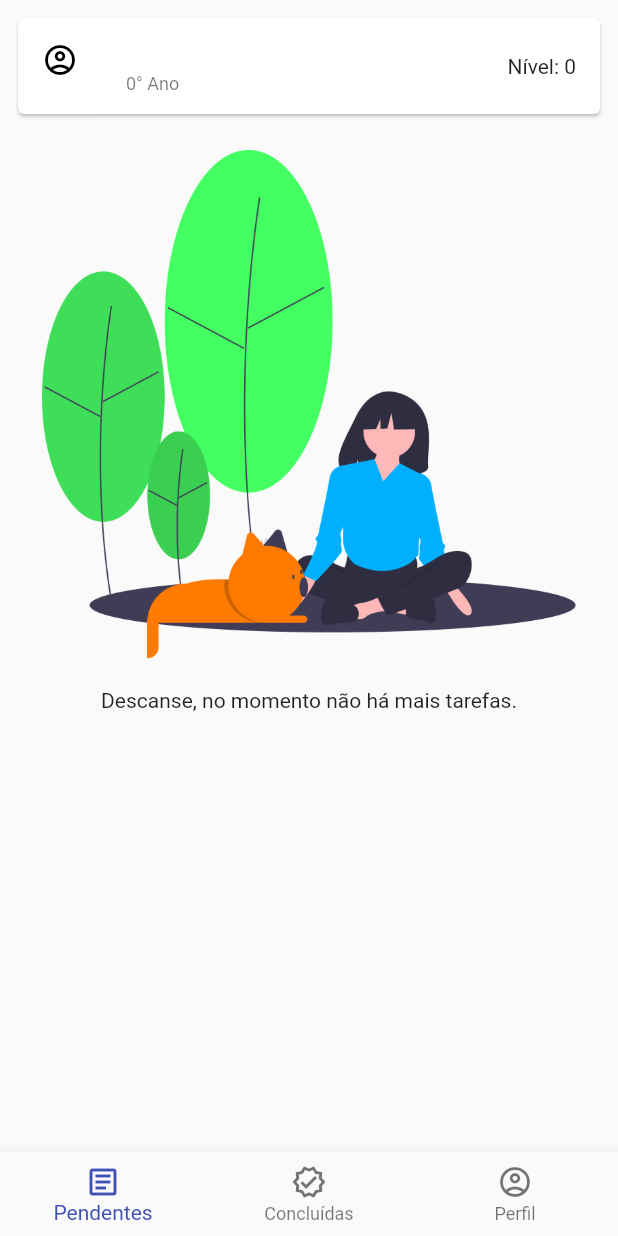
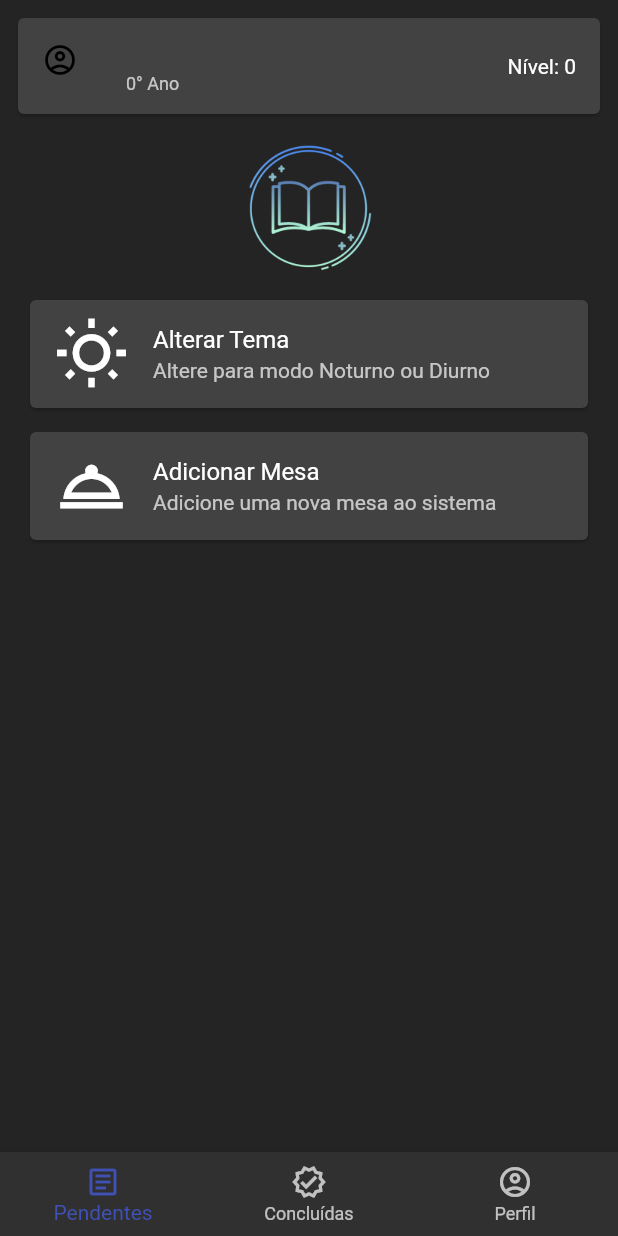
Before and after one commit to Guilherme-Ciano/Projeto-StudyXP-Mobile, a Flutter app: the MyHomePageAluno screen opened directly with empty values, on a phone screen of 412 x 824 dp. Run offline on Flutter 3.47's test engine with Material 2 defaults, Android fonts, the phone set to English and light mode, and no system bars; our stand-ins replace expansion_tile_card, shared_preferences; missing offline and left inert: dart:html; accounts and stored records are empty.

Commit message:
add: Temas de Cores

```diff
--- a/lib/design/design.dart
+++ b/lib/design/design.dart
@@ -1,6 +1,36 @@
 import 'package:flutter/material.dart';
 
 class ControleDeCor {
+  static final lightTheme = ThemeData(
+    backgroundColor: Color(0xFFEDF0F2),
+    scaffoldBackgroundColor: Color(0xFEFEFEFE),
+    primaryColor: Color(0xFF3f51b5),
+    colorScheme: ColorScheme.light(),
+  );
+
+  static final darkTheme = ThemeData(
+    backgroundColor: Color(0xFF171717),
+    scaffoldBackgroundColor: Color(0xFF242424),
+    primaryColor: Color(0xFF3f51b5),
+    accentColor: Color(0xFF5070B1),
+    colorScheme: ColorScheme.dark(),
+    outlinedButtonTheme: OutlinedButtonThemeData(
+      style: TextButton.styleFrom(
+        primary: Color(0xFF3f51b5),
+        shape: RoundedRectangleBorder(
+          borderRadius: BorderRadius.all(
+            Radius.circular(8.0),
+          ),
+        ),
+        alignment: Alignment.center,
+        side: BorderSide(
+          color: Color(0xFF3f51b5),
+          width: 2,
+        ),
+      ),
+    ),
+  );
+
   // Cores
   static const Color Branco = Color(0xFFFFFFFF);
   static const Color Preto = Color(0xFF000000);
@@ -17,3 +47,18 @@ class ControleDeCor {
   static const Color TextoClaro = Color(0xFF4A6572);
   static const Color TextoDesativado = Color(0xFF767676);
 }
+
+class ThemeProvider extends ChangeNotifier {
+  ThemeMode themeMode = ThemeMode.dark;
+  bool get isDarkMode => themeMode == ThemeMode.dark;
+
+  void toggleTheme(bool isOn) {
+    if (isOn == true) {
+      isOn = false;
+    } else {
+      isOn = true;
+    }
+    themeMode = isOn ? ThemeMode.dark : ThemeMode.light;
+    notifyListeners();
+  }
+}
--- /dev/null
+++ b/lib/view/config/telaConfig.dart
@@ -0,0 +1,71 @@
+import 'package:flutter/material.dart';
+import 'package:provider/provider.dart';
+import 'package:studyxp_mobile/design/design.dart';
+
+class TelaPrincipalConfig extends StatefulWidget {
+  const TelaPrincipalConfig({Key? key}) : super(key: key);
+
+  @override
+  _TelaPrincipalConfigState createState() => _TelaPrincipalConfigState();
+}
+
+class _TelaPrincipalConfigState extends State<TelaPrincipalConfig> {
+  @override
+  Widget build(BuildContext context) {
+    return Container(
+      width: MediaQuery.of(context).size.width,
+      height: MediaQuery.of(context).size.height - 56,
+      child: Padding(
+        padding: const EdgeInsets.all(8.0),
+        child: Container(
+          child: Column(
+            children: [
+              ClipOval(
+                child: Image.asset(
+                  'lib/design/images/Logo_StudyXP.png',
+                  width: 100,
+                  height: 100,
+                  fit: BoxFit.fitWidth,
+                ),
+              ),
+              const SizedBox(
+                height: 8,
+              ),
+              Card(
+                child: ListTile(
+                  leading: Icon(
+                    Icons.wb_sunny_outlined,
+                    size: 50,
+                    //color: CoresDoApp.lightTheme.primaryColor,
+                  ),
+                  title: Text('Alterar Tema'),
+                  subtitle: Text('Altere para modo Noturno ou Diurno'),
+                  onTap: () {
+                    final provider =
+                        Provider.of<ThemeProvider>(context, listen: false);
+                    provider.toggleTheme(provider.isDarkMode);
+                  },
+                ),
+              ),
+              const SizedBox(
+                height: 8,
+              ),
+              Card(
+                child: ListTile(
+                  onTap: () {},
+                  leading: Icon(
+                    Icons.room_service_outlined,
+                    size: 50,
+                    //color: CoresDoApp.lightTheme.primaryColor,
+                  ),
+                  title: Text('Adicionar Mesa'),
+                  subtitle: Text('Adicione uma nova mesa ao sistema'),
+                ),
+              ),
+            ],
+          ),
+        ),
+      ),
+    );
+  }
+}
--- a/lib/view/home/homepage.dart
+++ b/lib/view/home/homepage.dart
@@ -1,6 +1,8 @@
 import 'package:flutter/material.dart';
 import 'package:studyxp_mobile/design/design.dart';
 import 'package:studyxp_mobile/model/alunoModel.dart';
+import 'package:studyxp_mobile/view/config/telaConfig.dart';
+import 'package:studyxp_mobile/view/home/tarefasConcluidas.dart';
 import 'package:studyxp_mobile/view/home/tarefasPendentes.dart';
 
 class MyHomePageAluno extends StatefulWidget {
@@ -18,10 +20,17 @@ class _MyHomePageState extends State<MyHomePageAluno> {
 
     List pags = [
       TarefasPendentes(),
+      TarefasConcluidas(),
+      TelaPrincipalConfig(),
     ];
 
-    void a(int i) {
-      pags[i];
+    void _onItemTapped(int index) {
+      if (index >= pags.length) {
+        index = 0;
+      }
+      setState(() {
+        _selectedIndex = index;
+      });
     }
 
     return Scaffold(
@@ -49,13 +58,16 @@ class _MyHomePageState extends State<MyHomePageAluno> {
             SingleChildScrollView(
               child: Container(
                 height: MediaQuery.of(context).size.height - 136,
-                child: TarefasPendentes(),
+                child: pags[2],
               ),
             ),
           ],
         ),
       ),
       bottomNavigationBar: BottomNavigationBar(
+        currentIndex: _selectedIndex,
+        selectedItemColor: ControleDeCor.Tema,
+        onTap: _onItemTapped,
         items: [
           BottomNavigationBarItem(
             icon: Icon(Icons.article_outlined),
@@ -70,9 +82,6 @@ class _MyHomePageState extends State<MyHomePageAluno> {
             label: 'Perfil',
           )
         ],
-        currentIndex: _selectedIndex,
-        selectedItemColor: ControleDeCor.Tema,
-        onTap: a,
       ),
     );
   }
--- a/lib/view/welcome/introducao.dart
+++ b/lib/view/welcome/introducao.dart
@@ -35,7 +35,6 @@ class _IntroducaoAnimadaState extends State<IntroducaoAnimada>
   @override
   Widget build(BuildContext context) {
     return Scaffold(
-      backgroundColor: ControleDeCor.Branco,
       body: ClipRect(
         child: Stack(
           children: [
--- a/pubspec.yaml
+++ b/pubspec.yaml
@@ -25,6 +25,7 @@ dependencies:
     sdk: flutter
   animations: ^2.0.0
   http: ^0.13.3
+  provider: ^4.3.2+3
   cupertino_icons: ^1.0.2
   shared_preferences: ^2.0.7
   expansion_tile_card: ^1.1.0
```
Also changed, not shown: lib/main.dart (+17 -12 lines), lib/view/home/tarefasConcluidas.dart (added, +126 -0 lines), lib/view/home/tarefasPendentes.dart (+25 -9 lines), lib/view/welcome/topBarSkipView.dart (+8 -1 lines), pubspec.lock.
